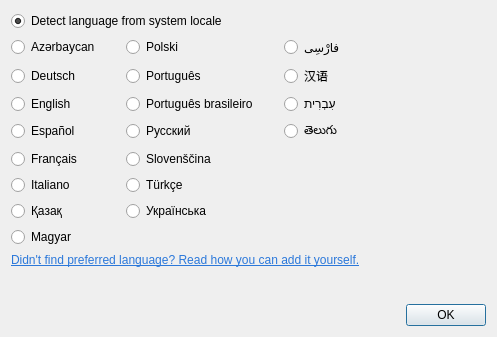
dimkanovikov/KITScenarist, file src/bin/scenarist-desktop/UserInterfaceLayer/Settings/LanguageDialog.ui: the form before one commit.
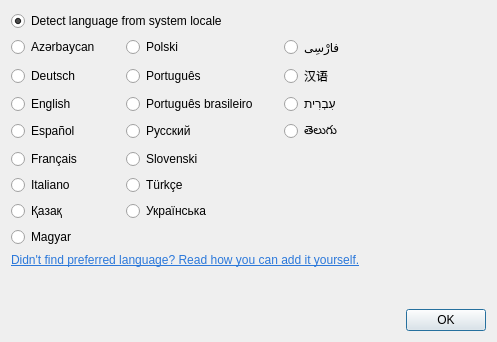
The form after the commit.

The edit to the form file:
```diff
--- a/src/bin/scenarist-desktop/UserInterfaceLayer/Settings/LanguageDialog.ui
+++ b/src/bin/scenarist-desktop/UserInterfaceLayer/Settings/LanguageDialog.ui
@@ -7,7 +7,7 @@
     <x>0</x>
     <y>0</y>
     <width>497</width>
-    <height>337</height>
+    <height>342</height>
    </rect>
   </property>
   <property name="minimumSize">
@@ -227,7 +227,7 @@
    <item row="5" column="1">
     <widget class="QRadioButton" name="slovenian">
      <property name="text">
-      <string>Slovenščina</string>
+      <string notr="true">Slovenski</string>
      </property>
      <property name="checked">
       <bool>false</bool>
```
Left out of the diff: 36 changed lines with no effect on the pictures.
